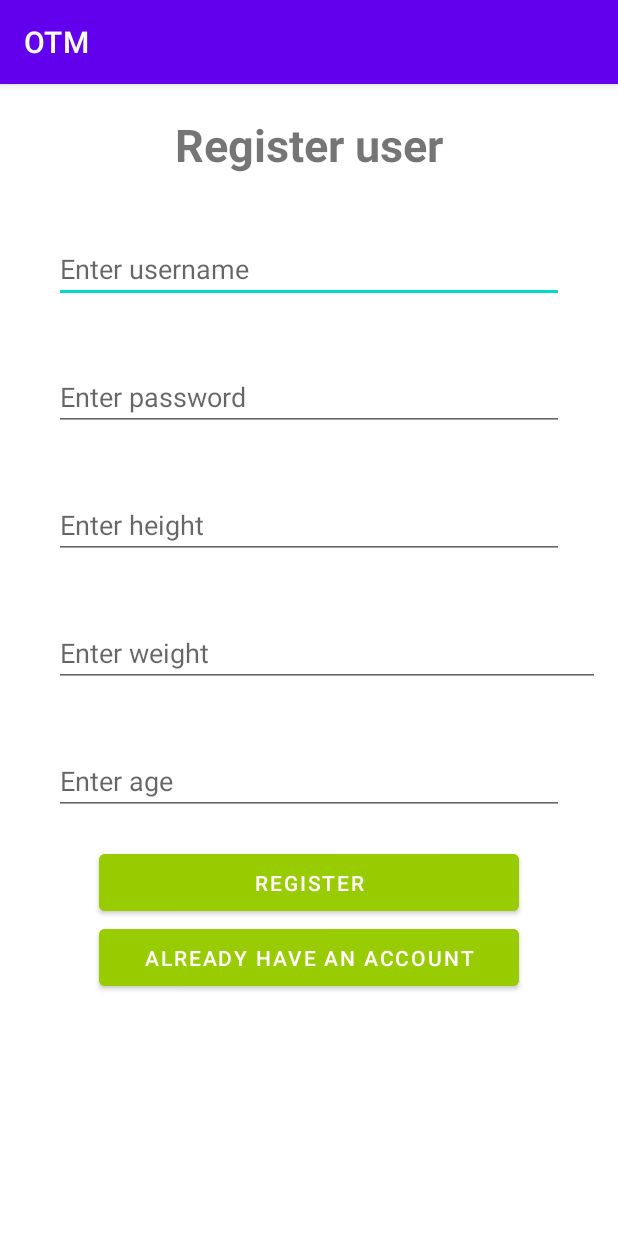
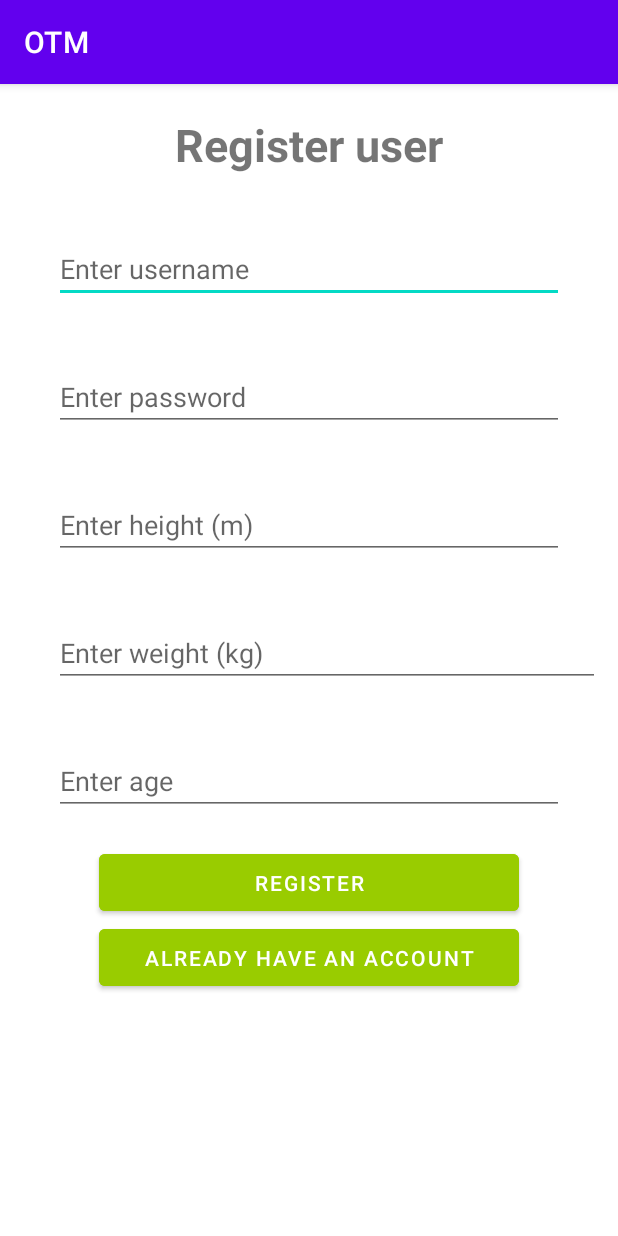
Before and after one commit to coffeeAndTeaa/otm, an Android app: the screen it shows after launch (RegisterActivity), on a phone screen of 412 x 824 dp. Run offline under Robolectric (Android 15) with nearby library versions, the phone set to English and light mode, and no system bars; our stand-ins replace Room's generated code.

```diff
--- a/app/src/main/res/layout/activity_register.xml
+++ b/app/src/main/res/layout/activity_register.xml
@@ -41,7 +41,7 @@
         android:layout_height="wrap_content"
         android:layout_margin="20sp"
         android:gravity="center_vertical"
-        android:hint="Enter height"
+        android:hint="Enter height (m)"
         android:inputType="number" />
 
     <EditText
@@ -50,7 +50,7 @@
         android:layout_height="wrap_content"
         android:layout_margin="20sp"
         android:gravity="center_vertical"
-        android:hint="Enter weight"
+        android:hint="Enter weight (kg)"
         android:inputType="numberDecimal" />
 
     <EditText
```
Also changed, not shown: app/src/main/res/layout/run_item.xml (+5 -5 lines), app/src/main/res/layout/activity_login.xml (line endings or trailing spaces).
